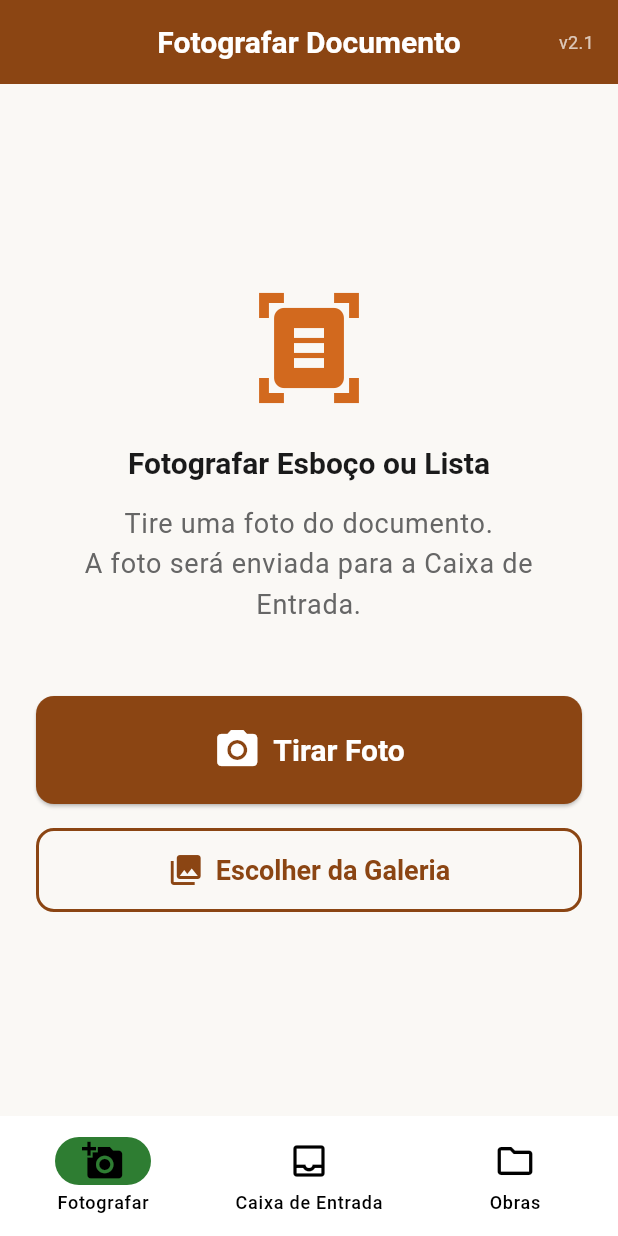
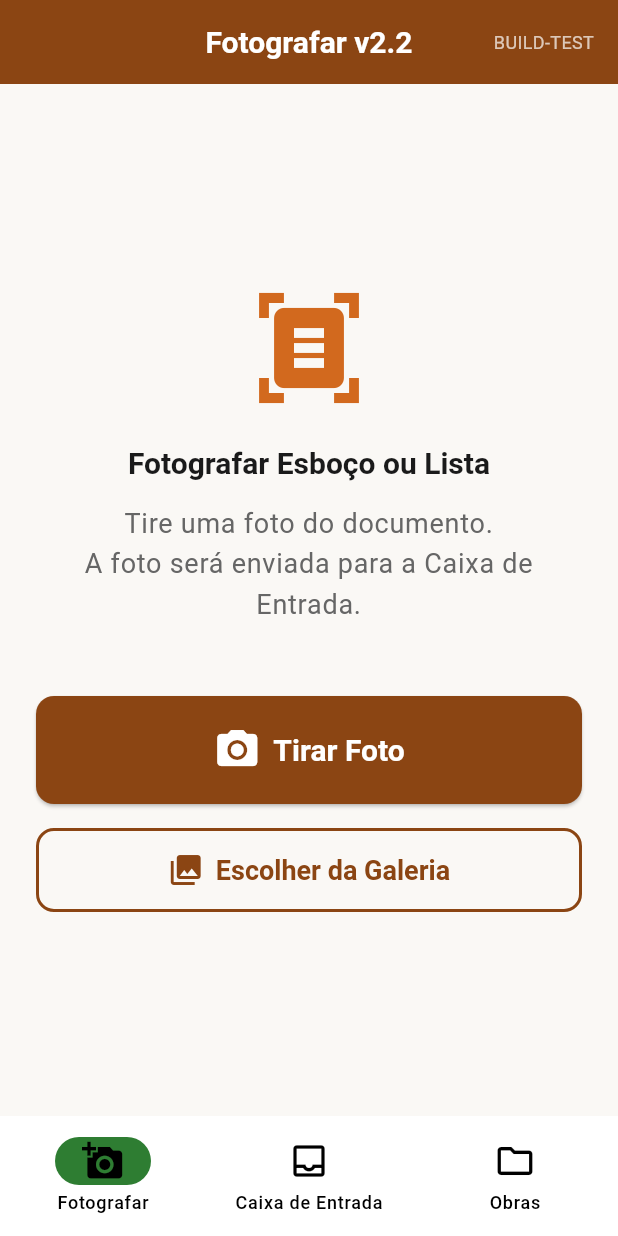
Before and after one commit to ernestoCruz05/digpaper, a Flutter app: the screen it shows after launch, on a phone screen of 412 x 824 dp. Run offline on Flutter 3.47's test engine with Material 3 defaults, Android fonts, the phone set to English and light mode, and no system bars; our stand-ins replace cached_network_image, image_picker; missing offline and left inert: dart:html; network calls fail.

Commit message:
Test: Change header to 'Fotografar v2.2' + BUILD-TEST indicator

```diff
--- a/mobile/lib/screens/upload_screen.dart
+++ b/mobile/lib/screens/upload_screen.dart
@@ -143,14 +143,14 @@ class _UploadScreenState extends State<UploadScreen> {
   Widget build(BuildContext context) {
     return Scaffold(
       appBar: AppBar(
-        title: const Text('Fotografar Documento'),
+        title: const Text('Fotografar v2.2'),
         actions: [
           // Version indicator for debugging
           Center(
             child: Padding(
               padding: const EdgeInsets.only(right: 16),
               child: Text(
-                'v2.1',
+                'BUILD-TEST',
                 style: TextStyle(
                   fontSize: 12,
                   color: Colors.white.withValues(alpha: 0.7),
```
